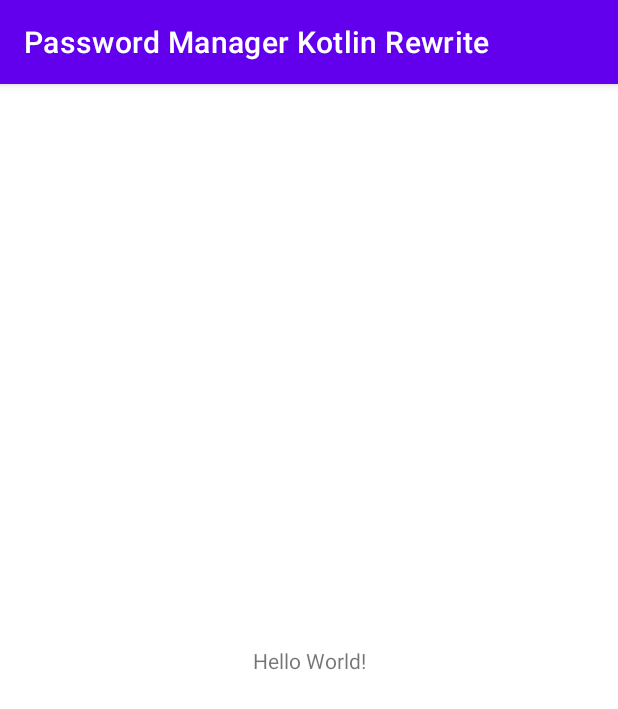
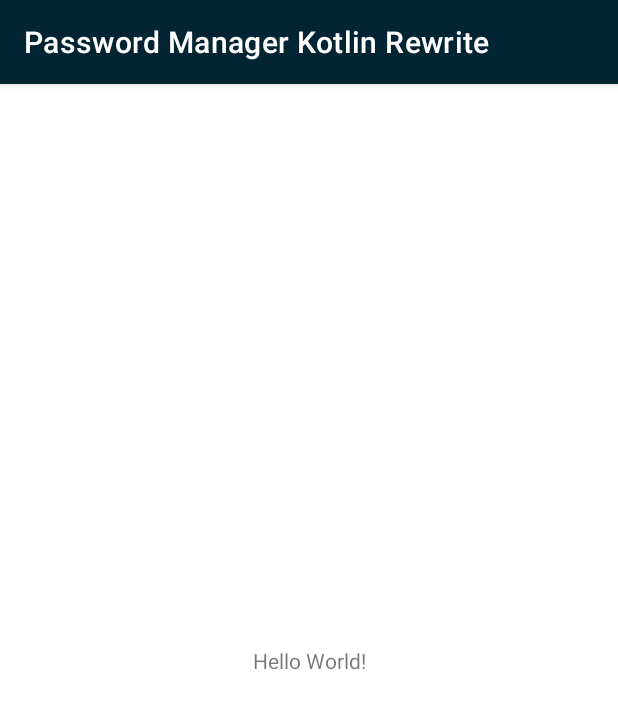
Before and after one commit to justvinny/pass-vault-kotlin-android, an Android app: the screen it shows after launch (MainActivity), on a phone screen of 412 x 824 dp. Shown: the top 709 px of the screen. Run offline under Robolectric (Android 15) with nearby library versions, the phone set to English and light mode, and no system bars.

Commit message:
Added custom colours

```diff
--- a/app/src/main/res/values-night/themes.xml
+++ b/app/src/main/res/values-night/themes.xml
@@ -2,15 +2,15 @@
     <!-- Base application theme. -->
     <style name="Theme.PasswordManagerKotlinRewrite" parent="Theme.MaterialComponents.DayNight.DarkActionBar">
         <!-- Primary brand color. -->
-        <item name="colorPrimary">@color/purple_200</item>
-        <item name="colorPrimaryVariant">@color/purple_700</item>
-        <item name="colorOnPrimary">@color/black</item>
+        <item name="colorPrimary">@color/custom_cyan_light</item>
+        <item name="colorPrimaryVariant">@color/custom_cyan</item>
+        <item name="colorOnPrimary">@color/white</item>
         <!-- Secondary brand color. -->
-        <item name="colorSecondary">@color/teal_200</item>
-        <item name="colorSecondaryVariant">@color/teal_200</item>
-        <item name="colorOnSecondary">@color/black</item>
+        <item name="colorSecondary">@color/custom_purple_light</item>
+        <item name="colorSecondaryVariant">@color/custom_purple</item>
+        <item name="colorOnSecondary">@color/white</item>
         <!-- Status bar color. -->
-        <item name="android:statusBarColor" tools:targetApi="l">?attr/colorPrimaryVariant</item>
+        <item name="android:statusBarColor">?attr/colorPrimaryVariant</item>
         <!-- Customize your theme here. -->
     </style>
 </resources>
--- a/app/src/main/res/values/colors.xml
+++ b/app/src/main/res/values/colors.xml
@@ -1,10 +1,11 @@
 <?xml version="1.0" encoding="utf-8"?>
 <resources>
-    <color name="purple_200">#FFBB86FC</color>
-    <color name="purple_500">#FF6200EE</color>
-    <color name="purple_700">#FF3700B3</color>
-    <color name="teal_200">#FF03DAC5</color>
-    <color name="teal_700">#FF018786</color>
+    <color name="custom_cyan">#022433</color>
+    <color name="custom_cyan_light">#2f4c5d</color>
+    <color name="custom_cyan_dark">#00000c</color>
+    <color name="custom_purple">#120233</color>
+    <color name="custom_purple_light">#3a2b5d</color>
+    <color name="custom_purple_dark">#00000f</color>
     <color name="black">#FF000000</color>
     <color name="white">#FFFFFFFF</color>
 </resources>
--- a/app/src/main/res/values/themes.xml
+++ b/app/src/main/res/values/themes.xml
@@ -2,15 +2,15 @@
     <!-- Base application theme. -->
     <style name="Theme.PasswordManagerKotlinRewrite" parent="Theme.MaterialComponents.DayNight.DarkActionBar">
         <!-- Primary brand color. -->
-        <item name="colorPrimary">@color/purple_500</item>
-        <item name="colorPrimaryVariant">@color/purple_700</item>
+        <item name="colorPrimary">@color/custom_cyan</item>
+        <item name="colorPrimaryVariant">@color/custom_cyan_dark</item>
         <item name="colorOnPrimary">@color/white</item>
         <!-- Secondary brand color. -->
-        <item name="colorSecondary">@color/teal_200</item>
-        <item name="colorSecondaryVariant">@color/teal_700</item>
-        <item name="colorOnSecondary">@color/black</item>
+        <item name="colorSecondary">@color/custom_purple</item>
+        <item name="colorSecondaryVariant">@color/custom_cyan_dark</item>
+        <item name="colorOnSecondary">@color/white</item>
         <!-- Status bar color. -->
-        <item name="android:statusBarColor" tools:targetApi="l">?attr/colorPrimaryVariant</item>
+        <item name="android:statusBarColor">?attr/colorPrimaryVariant</item>
         <!-- Customize your theme here. -->
     </style>
 </resources>
```
